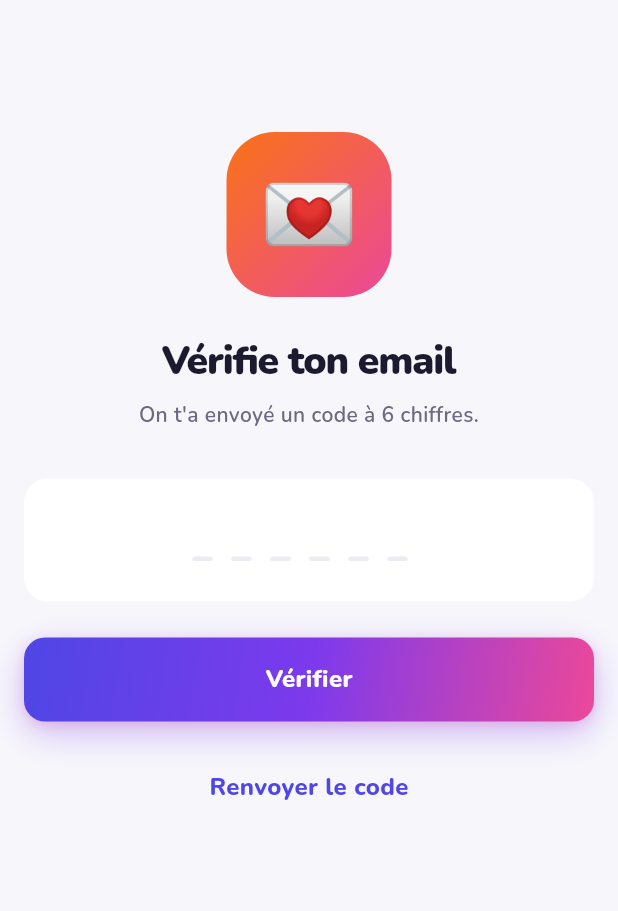
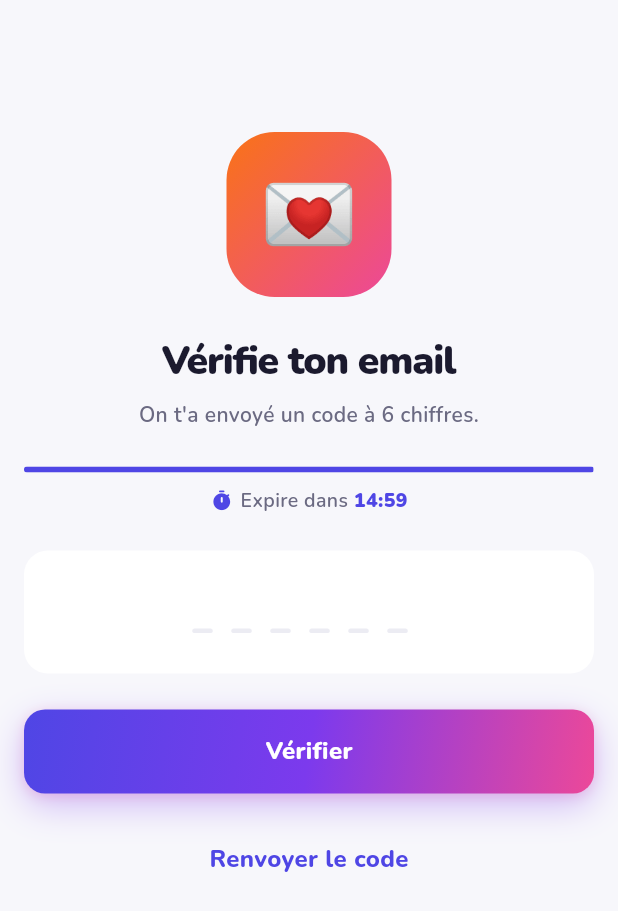
Before and after one commit to kylma04/TrackParty_front, a Flutter app: the VerifyEmailScreen screen opened by its route, on a phone screen of 412 x 824 dp. Shown: the top 911 px of the screen. Run offline on Flutter 3.47's test engine with Material 3 defaults, Android fonts, the phone set to English and light mode, and no system bars; our stand-ins replace audioplayers, cached_network_image, dio, firebase_core, firebase_messaging, flutter_riverpod and 10 more; missing offline and left inert: flutter_webrtc, record; accounts and stored records are empty.

Commit message:
feat&fix: update conf and add email v2

```diff
--- a/lib/features/auth/verify_email_screen.dart
+++ b/lib/features/auth/verify_email_screen.dart
@@ -8,6 +8,7 @@ import '../../core/services/auth_service.dart';
 import '../../theme/gradients.dart';
 import '../../theme/spacing.dart';
 import '../../theme/theme_ext.dart';
+import '../../widgets/otp_countdown.dart';
 import '../../widgets/tp_button.dart';
 
 class VerifyEmailScreen extends ConsumerStatefulWidget {
@@ -21,9 +22,11 @@ class VerifyEmailScreen extends ConsumerStatefulWidget {
 
 class _VerifyEmailScreenState extends ConsumerState<VerifyEmailScreen> {
   final _codeCtrl = TextEditingController();
-  bool _verifying = false;
-  bool _resending = false;
-  bool _resentOk  = false;
+  bool _verifying  = false;
+  bool _resending  = false;
+  bool _resentOk   = false;
+  bool _codeExpired = false;
+  int  _timerKey   = 0; // incrémenté au renvoi pour relancer le countdown
   String? _error;
 
   String? get _resolvedEmail =>
@@ -62,7 +65,12 @@ class _VerifyEmailScreenState extends ConsumerState<VerifyEmailScreen> {
     setState(() { _resending = true; _resentOk = false; _error = null; });
     try {
       await ref.read(authServiceProvider).resendVerification(email);
-      if (mounted) setState(() { _resending = false; _resentOk = true; });
+      if (mounted) setState(() {
+        _resending = false;
+        _resentOk = true;
+        _codeExpired = false;
+        _timerKey++;   // relance le countdown
+      });
     } catch (_) {
       if (mounted) setState(() => _resending = false);
     }
@@ -103,11 +111,23 @@ class _VerifyEmailScreenState extends ConsumerState<VerifyEmailScreen> {
               textAlign: TextAlign.center,
               style: TextStyle(fontSize: 14, fontWeight: FontWeight.w600, color: context.tpInkSub, height: 1.5),
             ),
-            const SizedBox(height: Sp.xl),
+            const SizedBox(height: Sp.lg),
+
+            // ── Countdown ────────────────────────────────────────────────────
+            OtpCountdown(
+              key: ValueKey(_timerKey),
+              duration: const Duration(minutes: 15),
+              onExpired: () => setState(() { _codeExpired = true; _error = null; }),
+            ),
+
+            const SizedBox(height: Sp.lg),
 
             // ── Saisie du code ───────────────────────────────────────────────
-            TextField(
+            Opacity(
+              opacity: _codeExpired ? 0.4 : 1.0,
+              child: TextField(
                 controller: _codeCtrl,
+                enabled: !_codeExpired,
                 keyboardType: TextInputType.number,
                 textAlign: TextAlign.center,
                 maxLength: 6,
@@ -119,10 +139,7 @@ class _VerifyEmailScreenState extends ConsumerState<VerifyEmailScreen> {
                   hintStyle: TextStyle(fontSize: 28, letterSpacing: 12, color: context.tpHair, fontWeight: FontWeight.w900),
                   filled: true,
                   fillColor: context.tpCard,
-                border: OutlineInputBorder(
-                  borderRadius: BorderRadius.circular(16),
-                  borderSide: BorderSide.none,
-                ),
+                  border: OutlineInputBorder(borderRadius: BorderRadius.circular(16), borderSide: BorderSide.none),
                   focusedBorder: OutlineInputBorder(
                     borderRadius: BorderRadius.circular(16),
                     borderSide: const BorderSide(color: Color(0xFF6C63FF), width: 2),
@@ -130,6 +147,7 @@ class _VerifyEmailScreenState extends ConsumerState<VerifyEmailScreen> {
                   contentPadding: const EdgeInsets.symmetric(vertical: 18),
                 ),
                 onChanged: (_) { if (_error != null) setState(() => _error = null); },
+              ),
             ),
 
             if (_error != null) ...[
@@ -141,6 +159,7 @@ class _VerifyEmailScreenState extends ConsumerState<VerifyEmailScreen> {
 
             const SizedBox(height: Sp.lg),
 
+            if (!_codeExpired)
               TpButton(
                 label: 'Vérifier',
                 fullWidth: true,
@@ -155,9 +174,9 @@ class _VerifyEmailScreenState extends ConsumerState<VerifyEmailScreen> {
                   style: TextStyle(fontSize: 13, fontWeight: FontWeight.w700, color: Colors.green.shade600))
             else
               TpButton(
-                label: 'Renvoyer le code',
+                label: _codeExpired ? 'Obtenir un nouveau code' : 'Renvoyer le code',
                 fullWidth: true,
-                variant: TpButtonVariant.ghost,
+                variant: _codeExpired ? TpButtonVariant.gradient : TpButtonVariant.ghost,
                 state: _resending ? TpButtonState.loading : TpButtonState.idle,
                 onPressed: _resending ? null : _resend,
               ),
--- /dev/null
+++ b/lib/widgets/otp_countdown.dart
@@ -0,0 +1,120 @@
+import 'dart:async';
+import 'package:flutter/material.dart';
+import '../theme/colors.dart';
+
+class OtpCountdown extends StatefulWidget {
+  final Duration duration;
+  final VoidCallback? onExpired;
+
+  const OtpCountdown({super.key, required this.duration, this.onExpired});
+
+  @override
+  State<OtpCountdown> createState() => _OtpCountdownState();
+}
+
+class _OtpCountdownState extends State<OtpCountdown> {
+  late int _totalSeconds;
+  late int _secondsLeft;
+  Timer? _timer;
+
+  @override
+  void initState() {
+    super.initState();
+    _totalSeconds = widget.duration.inSeconds;
+    _secondsLeft  = _totalSeconds;
+    _start();
+  }
+
+  void _start() {
+    _timer = Timer.periodic(const Duration(seconds: 1), (_) {
+      if (!mounted) return;
+      if (_secondsLeft <= 1) {
+        setState(() => _secondsLeft = 0);
+        _timer?.cancel();
+        widget.onExpired?.call();
+      } else {
+        setState(() => _secondsLeft--);
+      }
+    });
+  }
+
+  @override
+  void dispose() {
+    _timer?.cancel();
+    super.dispose();
+  }
+
+  bool get _expired => _secondsLeft == 0;
+
+  double get _progress => _secondsLeft / _totalSeconds;
+
+  String get _label {
+    final m = _secondsLeft ~/ 60;
+    final s = _secondsLeft % 60;
+    return '${m.toString().padLeft(2, '0')}:${s.toString().padLeft(2, '0')}';
+  }
+
+  Color get _color {
+    if (_expired) return kError;
+    if (_secondsLeft <= 60) return kWarning;
+    return kPrimary;
+  }
+
+  @override
+  Widget build(BuildContext context) {
+    return Column(
+      children: [
+        // Progress bar
+        ClipRRect(
+          borderRadius: BorderRadius.circular(4),
+          child: TweenAnimationBuilder<double>(
+            tween: Tween(begin: 1.0, end: _progress),
+            duration: const Duration(milliseconds: 800),
+            curve: Curves.easeOut,
+            builder: (_, value, __) => LinearProgressIndicator(
+              value: value,
+              minHeight: 4,
+              backgroundColor: const Color(0xFFECECF3),
+              valueColor: AlwaysStoppedAnimation<Color>(_color),
+            ),
+          ),
+        ),
+        const SizedBox(height: 10),
+
+        // Timer display
+        if (_expired)
+          Container(
+            padding: const EdgeInsets.symmetric(horizontal: 14, vertical: 8),
+            decoration: BoxDecoration(
+              color: kError.withValues(alpha: 0.10),
+              borderRadius: BorderRadius.circular(10),
+            ),
+            child: Row(mainAxisSize: MainAxisSize.min, children: [
+              Icon(Icons.timer_off_rounded, size: 15, color: kError),
+              const SizedBox(width: 6),
+              Text('Code expiré',
+                  style: TextStyle(fontSize: 13, fontWeight: FontWeight.w700, color: kError)),
+            ]),
+          )
+        else
+          Row(mainAxisSize: MainAxisSize.min, children: [
+            Icon(Icons.timer_rounded, size: 15, color: _color),
+            const SizedBox(width: 5),
+            Text(
+              'Expire dans ',
+              style: TextStyle(fontSize: 13, fontWeight: FontWeight.w600, color: const Color(0xFF6B6A82)),
+            ),
+            Text(
+              _label,
+              style: TextStyle(
+                fontSize: 13,
+                fontWeight: FontWeight.w900,
+                color: _color,
+                fontFeatures: const [FontFeature.tabularFigures()],
+              ),
+            ),
+          ]),
+      ],
+    );
+  }
+}
```
Also changed, not shown: lib/features/auth/forgot_password_screen.dart (+50 -10 lines). Lines whose indentation alone changed are shown as unchanged.
